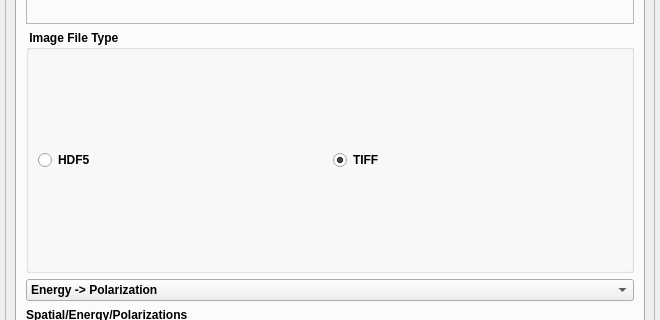
Before: the Qt Designer form cls/applications/pyStxm/bl_configs/base_scan_plugins/ptychography_scan/ptychography_scan.ui in Canadian-Light-Source/pyStxm, drawn with Qt 5; both pictures show x 0 to 660 and y 268 to 588 of the 660 by 843 pixel window.
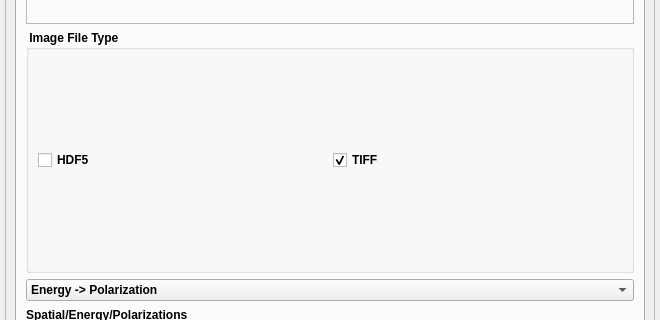
After: the same form once the commit is applied. Icons and pictures are not drawn.

```diff
--- a/cls/applications/pyStxm/bl_configs/base_scan_plugins/ptychography_scan/ptychography_scan.ui
+++ b/cls/applications/pyStxm/bl_configs/base_scan_plugins/ptychography_scan/ptychography_scan.ui
@@ -193,29 +193,17 @@
             </property>
             <layout class="QHBoxLayout" name="horizontalLayout_3">
              <item>
-              <widget class="QRadioButton" name="h5RadioBtn">
-               <property name="minimumSize">
-                <size>
-                 <width>0</width>
-                 <height>20</height>
-                </size>
-               </property>
+              <widget class="QCheckBox" name="h5ChkBox">
                <property name="text">
                 <string>HDF5</string>
                </property>
-               <property name="checked">
-                <bool>false</bool>
-               </property>
+               <attribute name="buttonGroup">
+                <string notr="true">imageFileTypeBtnGroup</string>
+               </attribute>
               </widget>
              </item>
              <item>
-              <widget class="QRadioButton" name="tiffRadioBtn">
-               <property name="minimumSize">
-                <size>
-                 <width>0</width>
-                 <height>20</height>
-                </size>
-               </property>
+              <widget class="QCheckBox" name="tiffChkBox">
                <property name="text">
                 <string>TIFF</string>
                </property>
```
Left out of the diff: 6 changed lines with no effect on the pictures.
